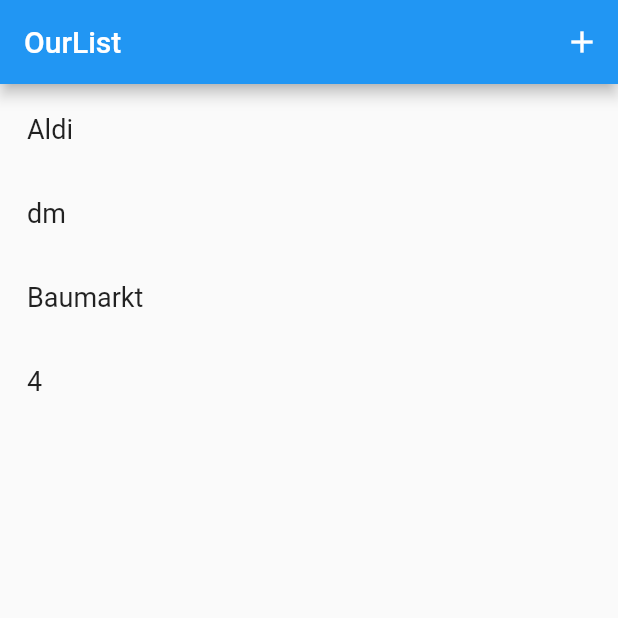
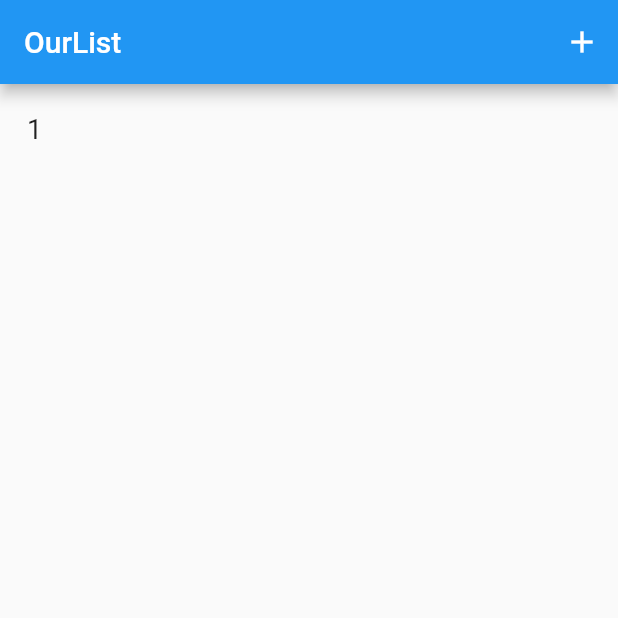
Before and after one commit to thilka/ourlist_flutter, a Flutter app: the screen it shows after launch, after a tap on the "add" icon, on a phone screen of 412 x 824 dp, the top half of it. Run offline on Flutter 3.47's test engine with Material 2 defaults, Android fonts, the phone set to English and light mode, and no system bars; our stand-ins replace firebase_database; accounts and stored records are empty.

Commit message:
main list is populated from Firebase now.

```diff
--- a/lib/main.dart
+++ b/lib/main.dart
@@ -4,7 +4,6 @@ import 'package:ourlist_flutter/mainlist/mainlist.dart';
 
 void main() => runApp(new MyApp());
 
-final reference = FirebaseDatabase.instance.reference();
 
 class MyApp extends StatelessWidget {
 
@@ -23,19 +22,37 @@ class OurListApp extends StatefulWidget {
   createState() => new OurListAppState();
 }
 
+class MainItem {
+  final String key;
+  final String name;
+  MainItem(this.key, this.name);
+}
+
+final reference = FirebaseDatabase.instance.reference();
+
 class OurListAppState extends State<OurListApp> {
 
-  final _mainItems = ['Aldi', 'dm', 'Baumarkt'];
+  final List<MainItem> _mainItems = [];
 
   @override
   void initState() {
     super.initState();
-    reference.once()
-        .then(
-          (DataSnapshot snapshot) {
-            debugPrint(snapshot.toString());
-          }
-        );
+
+    _fetchData();
+  }
+
+  _fetchData() async {
+    List<MainItem> items = [];
+
+    DataSnapshot response = await reference.once();
+    Map<String, dynamic> map = response.value["projects"];
+    map.forEach((key, value) {
+      items.add(new MainItem(key, value["name"]));
+    });
+    setState(() {
+      _mainItems.addAll(items);
+
+    });
   }
 
   @override
@@ -55,7 +72,8 @@ class OurListAppState extends State<OurListApp> {
 
   void _addItem() {
     setState(() {
-      _mainItems.add((_mainItems.length + 1).toString());
+      var i = (_mainItems.length + 1);
+      _mainItems.add(new MainItem(i.toString(), i.toString()));
     });
   }
 
--- a/lib/mainlist/mainlist.dart
+++ b/lib/mainlist/mainlist.dart
@@ -1,11 +1,12 @@
 import 'package:flutter/material.dart';
 import 'package:flutter/foundation.dart';
 import 'package:ourlist_flutter/details/detailslistpage.dart';
+import 'package:ourlist_flutter/main.dart';
 
 class MainList extends StatefulWidget {
   MainList({Key key, @required this.items, @required this.removeCallback}) : super(key:key);
 
-  final List<String> items;
+  final List<MainItem> items;
   final removeCallback;
 
   @override
@@ -21,7 +22,7 @@ class MainListState extends State<MainList> {
       padding: const EdgeInsets.all(2.0),
       itemBuilder: (context, i) {
         if (i < widget.items.length) {
-          final String txt = widget.items[i];
+          final String txt = widget.items[i].name;
 
           final listItem = new ListTile(
             title: new Text(
```
